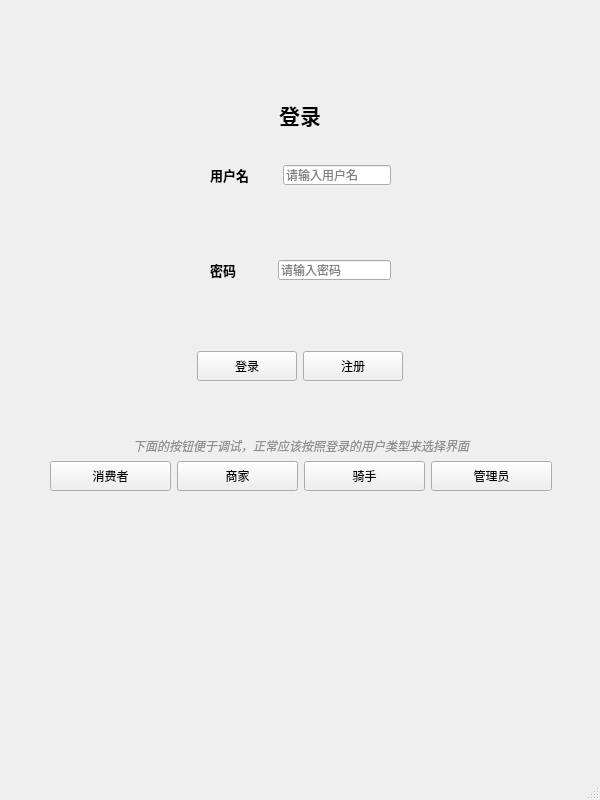
The window that login.ui (chichuxwx/Food-delivery-platform) describes before a commit, drawn with Qt 5.
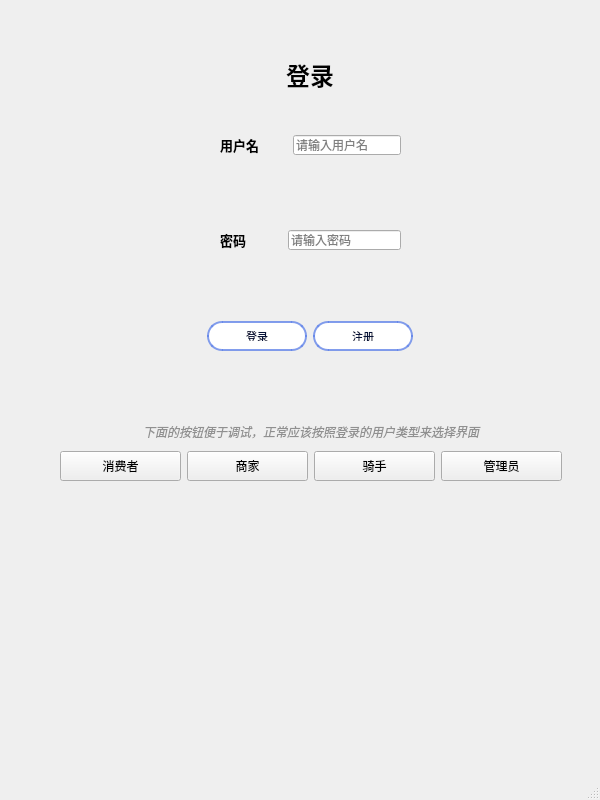
The same window after the commit. Icons and pictures are not drawn.

Diff of the .ui file:
```diff
--- a/login.ui
+++ b/login.ui
@@ -11,7 +11,7 @@
    </rect>
   </property>
   <property name="sizePolicy">
-   <sizepolicy hsizetype="Minimum" vsizetype="Minimum">
+   <sizepolicy hsizetype="Fixed" vsizetype="Fixed">
     <horstretch>0</horstretch>
     <verstretch>0</verstretch>
    </sizepolicy>
@@ -31,7 +31,16 @@
   <property name="windowTitle">
    <string>MainWindow</string>
   </property>
+  <property name="styleSheet">
+   <string notr="true"/>
+  </property>
   <widget class="QWidget" name="centralwidget">
+   <property name="sizePolicy">
+    <sizepolicy hsizetype="Fixed" vsizetype="Fixed">
+     <horstretch>0</horstretch>
+     <verstretch>0</verstretch>
+    </sizepolicy>
+   </property>
    <property name="minimumSize">
     <size>
      <width>600</width>
@@ -44,36 +53,48 @@
      <height>800</height>
     </size>
    </property>
-   <widget class="QLabel" name="label">
+   <property name="toolTip">
+    <string/>
+   </property>
+   <widget class="QLabel" name="label_5">
     <property name="geometry">
      <rect>
-      <x>270</x>
-      <y>90</y>
-      <width>60</width>
-      <height>50</height>
+      <x>0</x>
+      <y>0</y>
+      <width>600</width>
+      <height>800</height>
      </rect>
     </property>
+    <property name="sizePolicy">
+     <sizepolicy hsizetype="Fixed" vsizetype="Fixed">
+      <horstretch>0</horstretch>
+      <verstretch>0</verstretch>
+     </sizepolicy>
+    </property>
     <property name="minimumSize">
      <size>
-      <width>60</width>
-      <height>50</height>
+      <width>600</width>
+      <height>800</height>
      </size>
     </property>
     <property name="maximumSize">
      <size>
-      <width>60</width>
-      <height>50</height>
+      <width>600</width>
+      <height>800</height>
      </size>
     </property>
+    <property name="styleSheet">
+     <string notr="true">background-image: url(:/image/bg_2.png);</string>
+    </property>
     <property name="text">
-     <string>&lt;html&gt;&lt;head/&gt;&lt;body&gt;&lt;p align=&quot;center&quot;&gt;&lt;span style=&quot; font-size:16pt; font-weight:700;&quot;&gt;登录&lt;/span&gt;&lt;/p&gt;&lt;/body&gt;&lt;/html&gt;</string>
+     <string/>
     </property>
    </widget>
    <widget class="QWidget" name="layoutWidget">
     <property name="geometry">
      <rect>
-      <x>170</x>
-      <y>160</y>
+      <x>180</x>
+      <y>130</y>
       <width>261</width>
       <height>221</height>
      </rect>
@@ -262,8 +283,31 @@
          <property name="font">
           <font>
            <family>华文细黑</family>
+           <pointsize>-1</pointsize>
           </font>
          </property>
+         <property name="styleSheet">
+          <string notr="true">QPushButton {
+    background-color: #ffffff; /* 默认背景色，白色 */
+    border: 2px solid rgba(99, 132, 233, 0.8); /* 边框颜色 */
+    border-radius: 15px; /* 圆角 */
+    color: #081439; /* 文本颜色，深蓝色 */
+    padding: 8px 20px; /* 内框距 */
+    font-size: 11px;
+}
+
+QPushButton:hover {
+    background-color: rgba(99, 132, 233, 0.8); 
+    border: none; /* 悬浮时无边框 */
+}
+
+QPushButton:pressed {
+    background-color: #b0c4de; /* 按下时背景颜色，稍微偏亮的蓝色 */
+    border-color: #4682b4; /* 按下时边框颜色 */
+    transform: scale(0.95); /* 按下时按钮略微缩小 */
+}
+</string>
+         </property>
          <property name="text">
           <string>登录</string>
          </property>
@@ -286,8 +330,30 @@
          <property name="font">
           <font>
            <family>华文细黑</family>
+           <pointsize>-1</pointsize>
           </font>
          </property>
+         <property name="styleSheet">
+          <string notr="true">QPushButton {
+    background-color: #ffffff; /* 默认背景色，白色 */
+    border: 2px solid rgba(99, 132, 233, 0.8); /* 边框颜色 */
+    border-radius: 15px; /* 圆角 */
+    color: #081439; /* 文本颜色，深蓝色 */
+    padding: 8px 20px; /* 内框距 */
+    font-size: 11px;
+}
+
+QPushButton:hover {
+    background-color: rgba(99, 132, 233, 0.8); 
+    border: none; /* 悬浮时无边框 */
+}
+
+QPushButton:pressed {
+    background-color: #b0c4de; /* 按下时背景颜色，稍微偏亮的蓝色 */
+    border-color: #4682b4; /* 按下时边框颜色 */
+    transform: scale(0.95); /* 按下时按钮略微缩小 */
+}</string>
+         </property>
          <property name="text">
           <string>注册</string>
          </property>
@@ -310,17 +376,17 @@
      </item>
     </layout>
    </widget>
-   <widget class="QWidget" name="layoutWidget">
+   <widget class="QWidget" name="layoutWidget_2">
     <property name="geometry">
      <rect>
-      <x>50</x>
-      <y>430</y>
+      <x>60</x>
+      <y>420</y>
       <width>502</width>
       <height>61</height>
      </rect>
     </property>
     <layout class="QVBoxLayout" name="verticalLayout">
-     <item alignment="Qt::AlignmentFlag::AlignBottom">
+     <item>
       <widget class="QLabel" name="label_4">
        <property name="minimumSize">
         <size>
@@ -411,6 +477,37 @@
      </item>
     </layout>
    </widget>
+   <widget class="QLabel" name="label">
+    <property name="geometry">
+     <rect>
+      <x>280</x>
+      <y>50</y>
+      <width>60</width>
+      <height>50</height>
+     </rect>
+    </property>
+    <property name="minimumSize">
+     <size>
+      <width>60</width>
+      <height>50</height>
+     </size>
+    </property>
+    <property name="maximumSize">
+     <size>
+      <width>60</width>
+      <height>50</height>
+     </size>
+    </property>
+    <property name="font">
+     <font>
+      <family>微软雅黑</family>
+      <pointsize>18</pointsize>
+     </font>
+    </property>
+    <property name="text">
+     <string>&lt;html&gt;&lt;head/&gt;&lt;body&gt;&lt;p align=&quot;center&quot;&gt;&lt;span style=&quot; font-weight:700;&quot;&gt;登录&lt;/span&gt;&lt;/p&gt;&lt;/body&gt;&lt;/html&gt;</string>
+    </property>
+   </widget>
   </widget>
   <widget class="QMenuBar" name="menubar">
    <property name="geometry">
```
